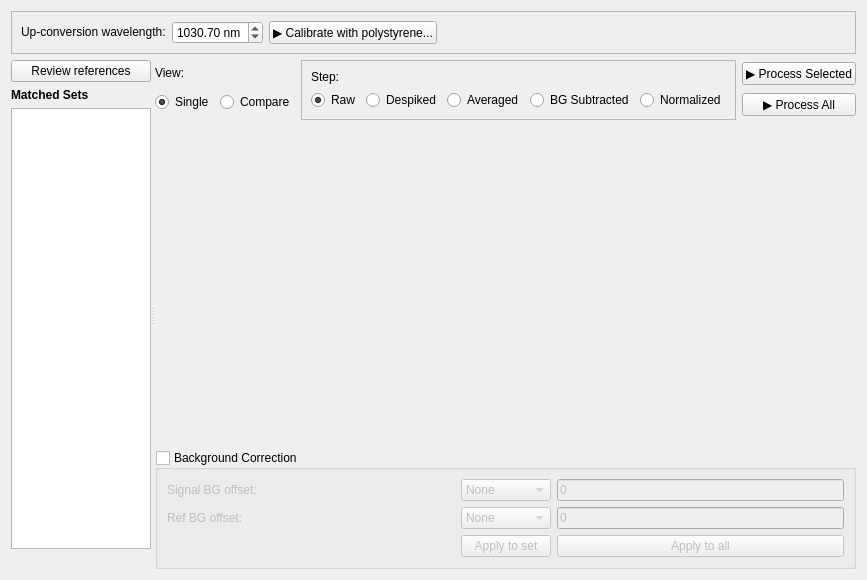
First picture: the form in src/sfg_app2/app/ui/process_review_tab.ui, repository silanglois/SFG-App, before the edit.
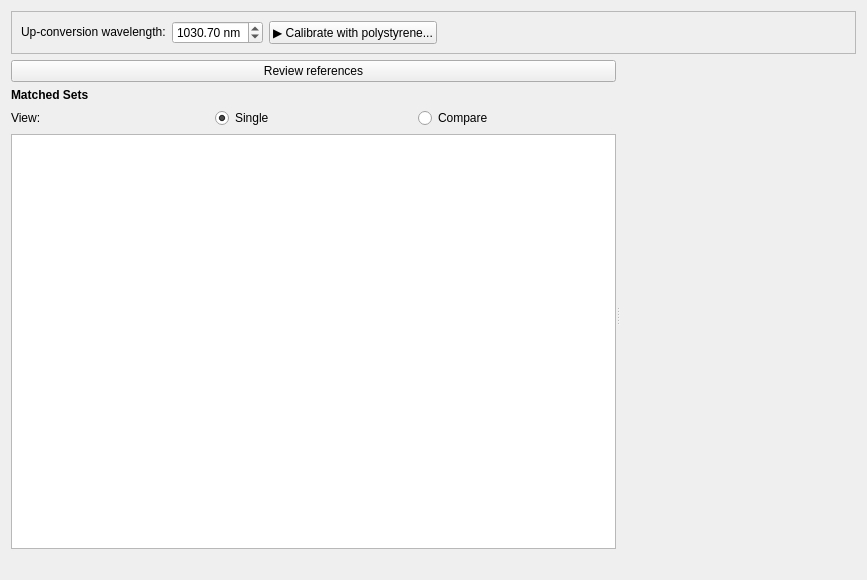
Second picture: the form after the edit.

Commit message: redesign of the homodyne sfg processing panel; now more similar to hd-sfg panel

The edit to the form file:
```diff
--- a/src/sfg_app2/app/ui/process_review_tab.ui
+++ b/src/sfg_app2/app/ui/process_review_tab.ui
@@ -123,6 +123,34 @@
          </property>
         </widget>
        </item>
+       <item>
+        <layout class="QHBoxLayout" name="horizontalLayout_3">
+         <item>
+          <widget class="QLabel" name="label_3">
+           <property name="text">
+            <string>View:</string>
+           </property>
+          </widget>
+         </item>
+         <item>
+          <widget class="QRadioButton" name="singleViewRadio">
+           <property name="text">
+            <string>Single</string>
+           </property>
+           <property name="checked">
+            <bool>true</bool>
+           </property>
+          </widget>
+         </item>
+         <item>
+          <widget class="QRadioButton" name="compareViewRadio">
+           <property name="text">
+            <string>Compare</string>
+           </property>
+          </widget>
+         </item>
+        </layout>
+       </item>
        <item>
         <widget class="QListWidget" name="matchedSetsListWidget"/>
        </item>
@@ -138,278 +166,7 @@
        </item>
       </layout>
      </widget>
-     <widget class="QWidget" name="rightPanelWidget" native="true">
-      <layout class="QVBoxLayout" name="verticalLayout_3">
-       <item>
-        <layout class="QHBoxLayout" name="horizontalLayout_2">
-         <item>
-          <layout class="QVBoxLayout" name="verticalLayout_5">
-           <item>
-            <widget class="QLabel" name="label_3">
-             <property name="sizePolicy">
-              <sizepolicy hsizetype="Preferred" vsizetype="Fixed">
-               <horstretch>0</horstretch>
-               <verstretch>0</verstretch>
-              </sizepolicy>
-             </property>
-             <property name="text">
-              <string>View:</string>
-             </property>
-            </widget>
-           </item>
-           <item>
-            <layout class="QHBoxLayout" name="horizontalLayout_3">
-             <item>
-              <widget class="QRadioButton" name="singleViewRadio">
-               <property name="text">
-                <string>Single</string>
-               </property>
-               <property name="checked">
-                <bool>true</bool>
-               </property>
-              </widget>
-             </item>
-             <item>
-              <widget class="QRadioButton" name="compareViewRadio">
-               <property name="text">
-                <string>Compare</string>
-               </property>
-              </widget>
-             </item>
-            </layout>
-           </item>
-          </layout>
-         </item>
-         <item>
-          <widget class="QFrame" name="stepSelectorFrame">
-           <property name="sizePolicy">
-            <sizepolicy hsizetype="Preferred" vsizetype="Fixed">
-             <horstretch>0</horstretch>
-             <verstretch>0</verstretch>
-            </sizepolicy>
-           </property>
-           <property name="frameShape">
-            <enum>QFrame::StyledPanel</enum>
-           </property>
-           <property name="frameShadow">
-            <enum>QFrame::Raised</enum>
-           </property>
-           <layout class="QVBoxLayout" name="verticalLayout_4">
-            <item>
-             <widget class="QLabel" name="label_4">
-              <property name="text">
-               <string>Step:</string>
-              </property>
-             </widget>
-            </item>
-            <item>
-             <layout class="QHBoxLayout" name="horizontalLayout_4">
-              <item>
-               <widget class="QRadioButton" name="rawStepRadio">
-                <property name="text">
-                 <string>Raw</string>
-                </property>
-                <property name="checked">
-                 <bool>true</bool>
-                </property>
-               </widget>
-              </item>
-              <item>
-               <widget class="QRadioButton" name="despikedStepRadio">
-                <property name="text">
-                 <string>Despiked</string>
-                </property>
-               </widget>
-              </item>
-              <item>
-               <widget class="QRadioButton" name="averagedStepRadio">
-                <property name="text">
-                 <string>Averaged</string>
-                </property>
-               </widget>
-              </item>
-              <item>
-               <widget class="QRadioButton" name="bgSubtractedStepRadio">
-                <property name="text">
-                 <string>BG Subtracted</string>
-                </property>
-               </widget>
-              </item>
-              <item>
-               <widget class="QRadioButton" name="normalizedStepRadio">
-                <property name="text">
-                 <string>Normalized</string>
-                </property>
-               </widget>
-              </item>
-             </layout>
-            </item>
-           </layout>
-          </widget>
-         </item>
-         <item>
-          <spacer name="horizontalSpacer_2">
-           <property name="orientation">
-            <enum>Qt::Horizontal</enum>
-           </property>
-           <property name="sizeHint" stdset="0">
-            <size>
-             <width>40</width>
-             <height>20</height>
-            </size>
-           </property>
-          </spacer>
-         </item>
-         <item>
-          <layout class="QVBoxLayout" name="verticalLayout_6">
-           <item>
-            <widget class="QPushButton" name="processSelectedButton">
-             <property name="text">
-              <string>▶ Process Selected</string>
-             </property>
-            </widget>
-           </item>
-           <item>
-            <widget class="QPushButton" name="processAllButton">
-             <property name="text">
-              <string>▶ Process All</string>
-             </property>
-            </widget>
-           </item>
-          </layout>
-         </item>
-        </layout>
-       </item>
-       <item>
-        <widget class="QWidget" name="plotPlaceholder" native="true">
-         <property name="sizePolicy">
-          <sizepolicy hsizetype="Expanding" vsizetype="Expanding">
-           <horstretch>0</horstretch>
-           <verstretch>0</verstretch>
-          </sizepolicy>
-         </property>
-        </widget>
-       </item>
-       <item>
-        <widget class="QGroupBox" name="bgCorrectionGroupBox">
-         <property name="title">
-          <string>Background Correction</string>
-         </property>
-         <property name="checkable">
-          <bool>true</bool>
-         </property>
-         <property name="checked">
-          <bool>false</bool>
-         </property>
-         <layout class="QGridLayout" name="gridLayout">
-          <item row="0" column="1">
-           <widget class="QComboBox" name="signalOffsetCombo">
-            <item>
-             <property name="text">
-              <string>None</string>
-             </property>
-            </item>
-            <item>
-             <property name="text">
-              <string>Constant</string>
-             </property>
-            </item>
-            <item>
-             <property name="text">
-              <string>Linear</string>
-             </property>
-            </item>
-            <item>
-             <property name="text">
-              <string>Polynomial</string>
-             </property>
-            </item>
-           </widget>
-          </item>
-          <item row="0" column="2">
-           <widget class="QLineEdit" name="signalOffsetParamsEdit">
-            <property name="text">
-             <string>0</string>
-            </property>
-           </widget>
-          </item>
-          <item row="1" column="1">
-           <widget class="QComboBox" name="refOffsetCombo">
-            <item>
-             <property name="text">
-              <string>None</string>
-             </property>
-            </item>
-            <item>
-             <property name="text">
-              <string>Constant</string>
-             </property>
-            </item>
-            <item>
-             <property name="text">
-              <string>Linear</string>
-             </property>
-            </item>
-            <item>
-             <property name="text">
-              <string>Polynomial</string>
-             </property>
-            </item>
-           </widget>
-          </item>
-          <item row="1" column="2">
-           <widget class="QLineEdit" name="refOffsetParamsEdit">
-            <property name="text">
-             <string>0</string>
-            </property>
-           </widget>
-          </item>
-          <item row="0" column="0">
-           <widget class="QLabel" name="label_5">
-            <property name="text">
-             <string>Signal BG offset:</string>
-            </property>
-           </widget>
-          </item>
-          <item row="1" column="0">
-           <widget class="QLabel" name="label_6">
-            <property name="text">
-             <string>Ref BG offset:</string>
-            </property>
-           </widget>
-          </item>
-          <item row="2" column="0">
-           <spacer name="horizontalSpacer_3">
-            <property name="orientation">
-             <enum>Qt::Horizontal</enum>
-            </property>
-            <property name="sizeHint" stdset="0">
-             <size>
-              <width>40</width>
-              <height>20</height>
-             </size>
-            </property>
-           </spacer>
-          </item>
-          <item row="2" column="1">
-           <widget class="QPushButton" name="applyToSetButton">
-            <property name="text">
-             <string>Apply to set</string>
-            </property>
-           </widget>
-          </item>
-          <item row="2" column="2">
-           <widget class="QPushButton" name="applyToAllButton">
-            <property name="text">
-             <string>Apply to all</string>
-            </property>
-           </widget>
-          </item>
-         </layout>
-        </widget>
-       </item>
-      </layout>
-     </widget>
+     <widget class="QWidget" name="rightPanelWidget" native="true"/>
     </widget>
    </item>
   </layout>
```
The commit also changes 3 other files.
